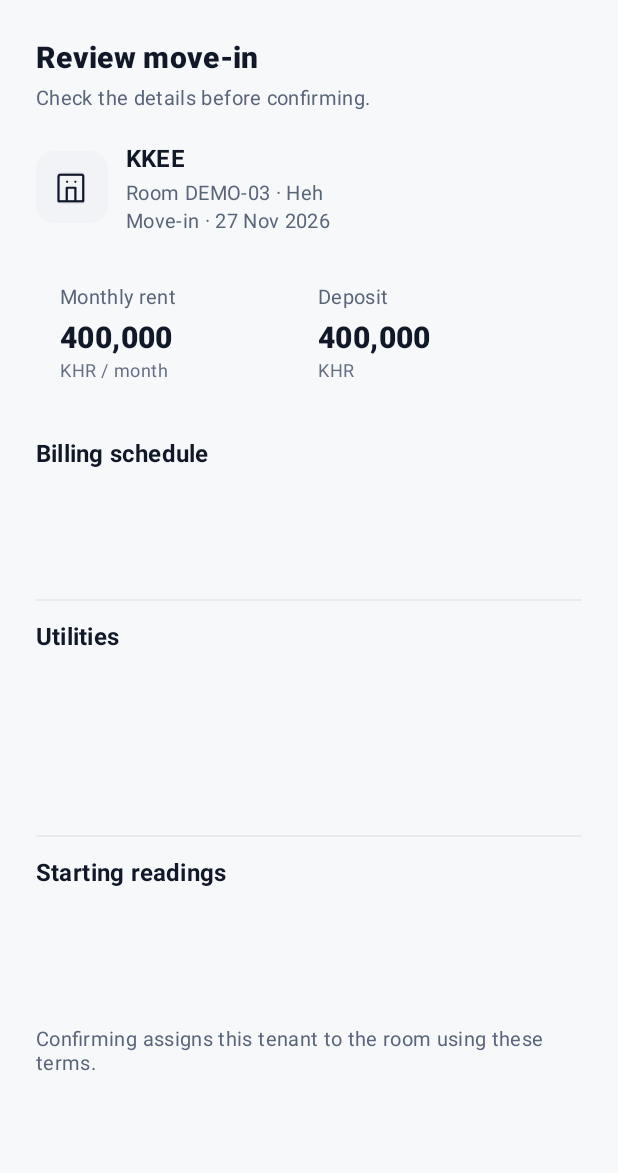
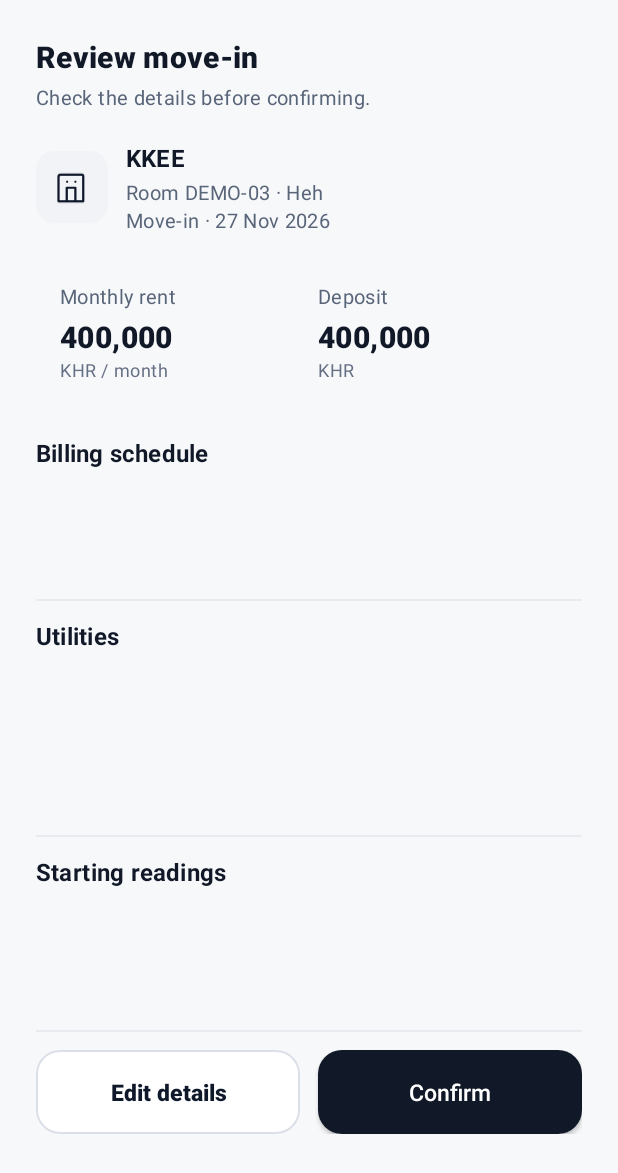
Before and after one commit to D-parker11/RoomKit, an Android app: the layout dialog_move_in_review.xml on its own in the app's theme, with its tools: preview values and no code run, on a phone screen of 412 x 824 dp. Shown: the top 1173 px of the screen. Run offline under Robolectric (Android 15) with nearby library versions, the phone set to English and light mode, and no system bars.

Commit message:
Keep move-in dialog actions in a padded fixed footer

```diff
--- /dev/null
+++ b/app/src/main/java/com/example/roomkit/Date/Ui/Common/BoundedDialogLayout.kt
@@ -0,0 +1,38 @@
+@file:Suppress("PackageNaming")
+
+package com.example.roomkit.Date.Ui.Common
+
+import android.content.Context
+import android.util.AttributeSet
+import android.view.WindowInsets
+import android.view.WindowManager
+import android.widget.LinearLayout
+import com.example.roomkit.R
+
+/** A wrap-content dialog with a weighted scroll area and a footer that stays visible. */
+class BoundedDialogLayout @JvmOverloads constructor(
+    context: Context,
+    attrs: AttributeSet? = null
+) : LinearLayout(context, attrs) {
+
+    override fun onMeasure(widthMeasureSpec: Int, heightMeasureSpec: Int) {
+        if (isInEditMode) {
+            super.onMeasure(widthMeasureSpec, heightMeasureSpec)
+            return
+        }
+        val metrics = context.getSystemService(WindowManager::class.java)?.currentWindowMetrics
+        val insets = metrics?.windowInsets?.getInsets(
+            WindowInsets.Type.systemBars() or WindowInsets.Type.displayCutout()
+        )
+        val windowHeight = metrics?.bounds?.height() ?: resources.displayMetrics.heightPixels
+        val usableHeight = windowHeight - (insets?.top ?: 0) - (insets?.bottom ?: 0)
+        val margin = resources.getDimensionPixelSize(R.dimen.roomkit_size_24)
+        val maximum = (usableHeight - margin * 2).coerceAtLeast(0)
+        val parentLimit = if (MeasureSpec.getMode(heightMeasureSpec) == MeasureSpec.UNSPECIFIED) {
+            maximum
+        } else {
+            minOf(MeasureSpec.getSize(heightMeasureSpec), maximum)
+        }
+        super.onMeasure(widthMeasureSpec, MeasureSpec.makeMeasureSpec(parentLimit, MeasureSpec.AT_MOST))
+    }
+}
--- a/app/src/main/java/com/example/roomkit/Date/Ui/MoveIn/MoveInFragment.kt
+++ b/app/src/main/java/com/example/roomkit/Date/Ui/MoveIn/MoveInFragment.kt
@@ -613,12 +613,18 @@ class MoveInFragment : Fragment() {
 
         val dialog = builder
             .setView(review.root)
-            .setNegativeButton(R.string.roomkit_edit_details, null)
-            .setPositiveButton(R.string.move_in_review_confirm) { _, _ ->
-                // Keep the existing ViewModel validation and transaction as the only save path.
-                viewModel.confirmMoveIn()
-            }
             .create()
+
+        review.reviewEdit.setOnClickListener { dialog.dismiss() }
+        review.reviewConfirm.setOnClickListener {
+            val current = viewModel.uiState.value
+            if (!dialog.isShowing || current.isSaving || current.isSuccess) return@setOnClickListener
+            review.reviewConfirm.isEnabled = false
+            review.reviewEdit.isEnabled = false
+            dialog.dismiss()
+            // Keep the original validation and transaction as the only save path.
+            viewModel.confirmMoveIn()
+        }
 
         confirmationDialog = dialog
         dialog.setOnDismissListener {
--- a/app/src/main/res/layout/dialog_move_in_review.xml
+++ b/app/src/main/res/layout/dialog_move_in_review.xml
@@ -1,15 +1,22 @@
 <?xml version="1.0" encoding="utf-8"?>
-<androidx.core.widget.NestedScrollView
+<com.example.roomkit.Date.Ui.Common.BoundedDialogLayout
     xmlns:android="http://schemas.android.com/apk/res/android"
     xmlns:app="http://schemas.android.com/apk/res-auto"
     xmlns:tools="http://schemas.android.com/tools"
     android:layout_width="match_parent"
     android:layout_height="wrap_content"
+    android:orientation="vertical">
+
+    <androidx.core.widget.NestedScrollView
+        android:layout_width="match_parent"
+        android:id="@+id/reviewScroll"
+        android:layout_height="@dimen/roomkit_size_0"
+        android:layout_weight="1"
         android:clipToPadding="false"
         android:paddingStart="@dimen/roomkit_size_24"
         android:paddingTop="@dimen/roomkit_size_24"
         android:paddingEnd="@dimen/roomkit_size_24"
-    android:paddingBottom="@dimen/roomkit_size_8">
+        android:paddingBottom="@dimen/roomkit_size_16">
 
         <LinearLayout
             android:layout_width="match_parent"
@@ -214,3 +221,50 @@
                 android:textAppearance="@style/TextAppearance.RoomKit.Caption.Standard" />
         </LinearLayout>
     </androidx.core.widget.NestedScrollView>
+
+    <View
+        android:layout_width="match_parent"
+        android:layout_height="@dimen/roomkit_stroke_width"
+        android:layout_marginHorizontal="@dimen/roomkit_size_24"
+        android:background="@color/roomkit_divider" />
+
+    <!-- These actions are outside the weighted scroll area. -->
+    <LinearLayout
+        android:layout_width="match_parent"
+        android:layout_height="wrap_content"
+        android:gravity="center_vertical"
+        android:orientation="horizontal"
+        android:paddingStart="@dimen/roomkit_size_24"
+        android:paddingTop="@dimen/roomkit_size_12"
+        android:paddingEnd="@dimen/roomkit_size_24"
+        android:paddingBottom="@dimen/roomkit_size_20">
+
+        <com.google.android.material.button.MaterialButton
+            android:id="@+id/reviewEdit"
+            style="@style/Widget.RoomKit.SecondaryButton"
+            android:layout_width="@dimen/roomkit_size_0"
+            android:layout_height="wrap_content"
+            android:layout_marginEnd="@dimen/roomkit_size_12"
+            android:layout_weight="1"
+            android:minHeight="@dimen/roomkit_control_height"
+            android:insetTop="@dimen/roomkit_size_0"
+            android:insetBottom="@dimen/roomkit_size_0"
+            android:letterSpacing="0"
+            android:singleLine="false"
+            android:text="@string/roomkit_edit_details"
+            android:textSize="@dimen/roomkit_text_15" />
+
+        <com.google.android.material.button.MaterialButton
+            android:id="@+id/reviewConfirm"
+            style="@style/Widget.RoomKit.Button.Primary"
+            android:layout_width="@dimen/roomkit_size_0"
+            android:layout_height="wrap_content"
+            android:layout_weight="1"
+            android:minHeight="@dimen/roomkit_control_height"
+            android:contentDescription="@string/move_in_review_confirm"
+            android:letterSpacing="0"
+            android:singleLine="false"
+            android:text="@string/roomkit_confirm"
+            android:textSize="@dimen/roomkit_text_15" />
+    </LinearLayout>
+</com.example.roomkit.Date.Ui.Common.BoundedDialogLayout>
--- a/app/src/main/res/values/strings.xml
+++ b/app/src/main/res/values/strings.xml
@@ -822,4 +822,5 @@ Payments received are not profit. Expenses and deposit refunds are not deducted
     <string name="roomkit_rate_month">%1$s ៛ / month</string>
     <string name="roomkit_reading_kwh">%1$s kWh</string>
     <string name="roomkit_reading_m3">%1$s m³</string>
+    <string name="roomkit_confirm">Confirm</string>
 </resources>
```
Also changed, not shown: 1 other file. Lines whose indentation alone changed are shown as unchanged.
